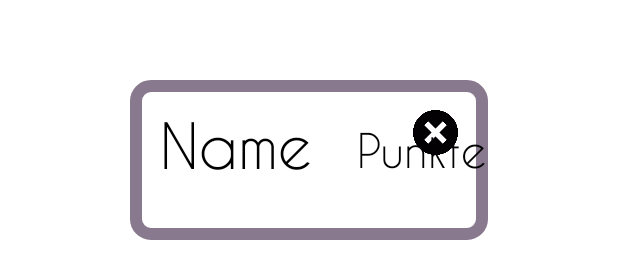
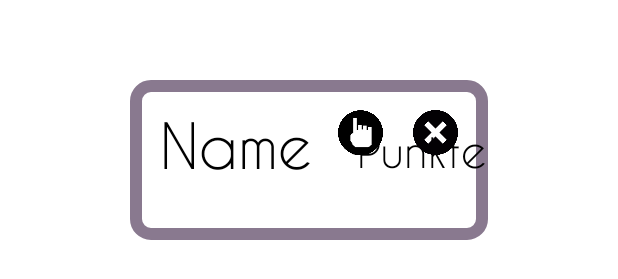
Before and after one commit to KatharinaKofler/Gruppe9_SE2, an Android app: the layout activity_playerpopup.xml on its own in the app's theme, with its tools: preview values and no code run, on a phone screen of 412 x 824 dp. Shown: the part 458-737 px from the top of the screen. Run offline under Robolectric (Android 15) with nearby library versions, the phone set to English and light mode, and no system bars.

Commit message:
Add accuse button to player popup

```diff
--- a/app/src/main/res/layout/activity_playerpopup.xml
+++ b/app/src/main/res/layout/activity_playerpopup.xml
@@ -131,6 +131,21 @@
             android:layout_marginTop="20dp"
             android:layout_marginEnd="20dp"/>
 
+        <ImageButton
+            android:id="@+id/accuse"
+            android:layout_width="30dp"
+            android:layout_height="30dp"
+
+            android:layout_marginTop="20dp"
+            android:layout_marginEnd="20dp"
+            android:background="#0000"
+
+            android:scaleType="fitCenter"
+            android:src="@drawable/raised_hand"
+
+            app:layout_constraintEnd_toStartOf="@id/closePopUp"
+            app:layout_constraintTop_toTopOf="parent" />
+
 
     </androidx.constraintlayout.widget.ConstraintLayout>
 
```
Also changed, not shown: app/src/main/res/drawable-v24/raised_hand.png (added).
